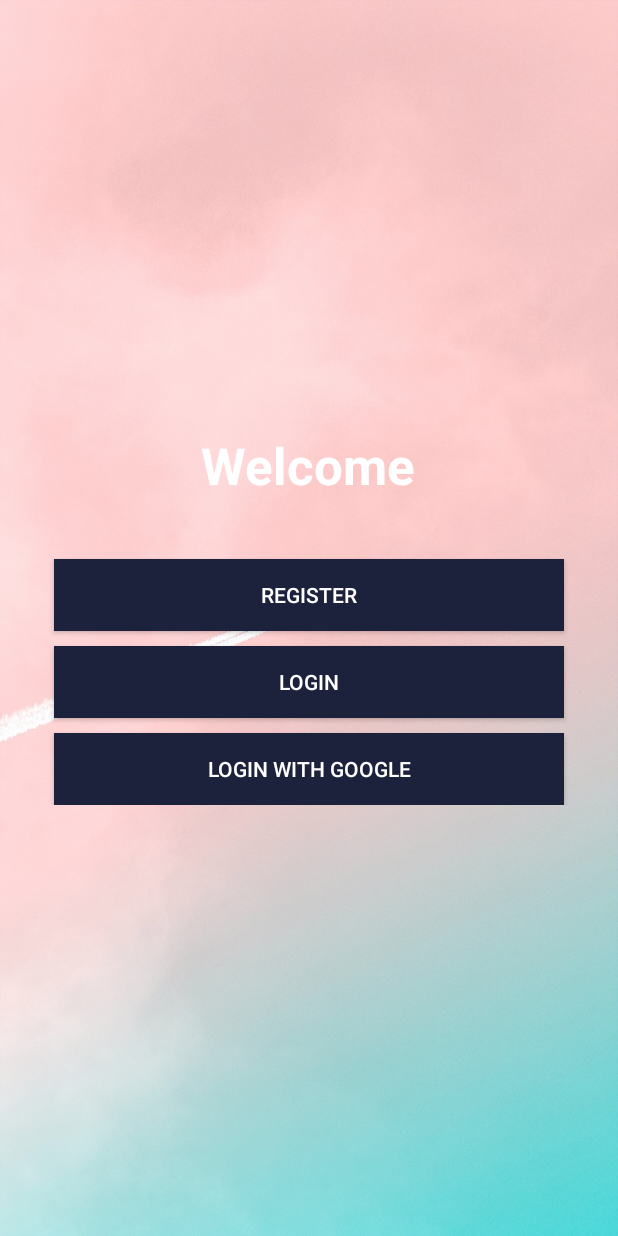
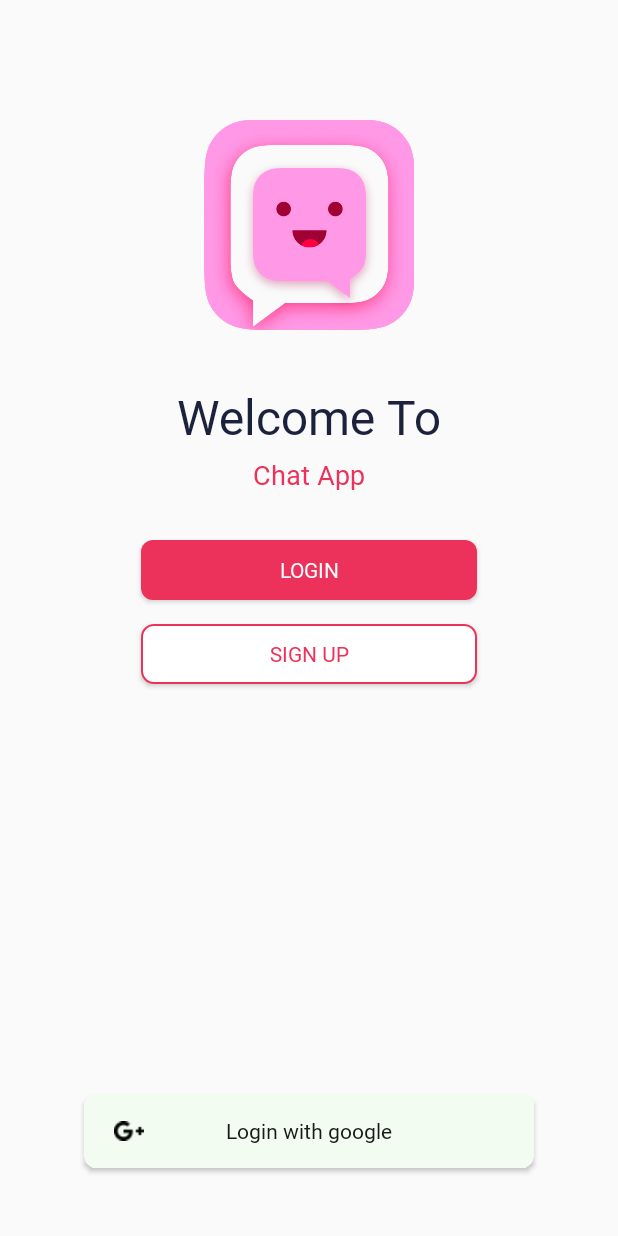
Before and after one commit to Meow-Knight/ChatApp, an Android app: the screen it shows after launch (WelcomeActivity), on a phone screen of 412 x 824 dp. Run offline under Robolectric (Android 15) with nearby library versions, the phone set to English and light mode, and no system bars; our stand-ins replace Firebase (no records; nobody signed in at launch, a user with empty details on screens opened directly).

Commit message:
custom UI welcome activity

```diff
--- a/app/src/main/java/com/lecaoviethuy/messengerapp/WelcomeActivity.kt
+++ b/app/src/main/java/com/lecaoviethuy/messengerapp/WelcomeActivity.kt
@@ -74,6 +74,7 @@ class WelcomeActivity : AppCompatActivity() {
         }
 
         bt_login_google.setOnClickListener {
+            icon_google.visibility = View.GONE
             progress_bar.visibility = View.VISIBLE
             signIn()
         }
@@ -99,6 +100,7 @@ class WelcomeActivity : AppCompatActivity() {
                 isCheckedExistUser = false
                 mUser = FirebaseAuth.getInstance().currentUser
                 progress_bar.visibility = View.GONE
+                icon_google.visibility = View.VISIBLE
                 if (task.isSuccessful) {
                     // check if email already exist (logged with email-password)
                     val mUserId = mUser!!.uid
--- /dev/null
+++ b/app/src/main/res/drawable/background_corner_primary.xml
@@ -0,0 +1,10 @@
+<?xml version="1.0" encoding="utf-8"?>
+<shape xmlns:android="http://schemas.android.com/apk/res/android"
+    android:shape="rectangle">
+
+    <corners
+        android:radius="8dp"/>
+
+    <solid android:color="@color/primary"/>
+
+</shape>
--- /dev/null
+++ b/app/src/main/res/drawable/background_corner_white.xml
@@ -0,0 +1,10 @@
+<?xml version="1.0" encoding="utf-8"?>
+<shape xmlns:android="http://schemas.android.com/apk/res/android"
+    android:shape="rectangle">
+    <stroke android:color="@color/primary"
+        android:width="1dp"/>
+    <corners
+        android:radius="8dp"/>
+
+    <solid android:color="@color/white"/>
+</shape>
--- a/app/src/main/res/layout/activity_welcome.xml
+++ b/app/src/main/res/layout/activity_welcome.xml
@@ -1,73 +1,121 @@
 <?xml version="1.0" encoding="utf-8"?>
-<RelativeLayout xmlns:android="http://schemas.android.com/apk/res/android"
+<androidx.constraintlayout.widget.ConstraintLayout xmlns:android="http://schemas.android.com/apk/res/android"
     xmlns:tools="http://schemas.android.com/tools"
     android:layout_width="match_parent"
     android:layout_height="match_parent"
-    android:background="@drawable/welcome"
+    xmlns:app="http://schemas.android.com/apk/res-auto"
     android:layout_gravity="center"
     tools:context=".WelcomeActivity">
-
-    <LinearLayout
-        android:id="@+id/container_main"
-        android:orientation="vertical"
-        android:gravity="center_horizontal"
-        android:padding="16dp"
-        android:layout_centerInParent="true"
-        android:layout_width="match_parent"
-        android:layout_height="wrap_content">
+    <ImageView
+        android:id="@+id/welcome_icon_app"
+        android:layout_width="140dp"
+        android:layout_height="140dp"
+        android:layout_marginTop="80dp"
+        app:layout_constraintTop_toTopOf="parent"
+        app:layout_constraintEnd_toEndOf="parent"
+        app:layout_constraintStart_toStartOf="parent"
+        android:src="@drawable/icon_app"/>
     <TextView
-            android:textColor="@android:color/white"
-            android:textStyle="bold"
-            android:textSize="34sp"
-            android:text="Welcome"
+        android:id="@+id/tv_welcome_welcome"
         android:layout_width="wrap_content"
-            android:layout_height="wrap_content"/>
-
-        <Button
-            android:id="@+id/bt_register_welcome"
-            android:layout_marginTop="40dp"
-            android:layout_marginStart="20dp"
-            android:layout_marginEnd="20dp"
-            android:layout_width="match_parent"
         android:layout_height="wrap_content"
-            android:text="register"
-            android:background="@color/colorPrimaryDark"
-            android:textColor="@android:color/white"
-            android:textColorHint="@android:color/white"/>
+        android:text="@string/welcome_to"
+        android:textColor="@color/colorPrimaryDark"
+        android:fontFamily="@font/segoe_ui"
+        android:layout_marginTop="256dp"
+        app:layout_constraintStart_toStartOf="parent"
+        app:layout_constraintEnd_toEndOf="parent"
+        app:layout_constraintTop_toTopOf="parent"
+        android:textSize="32sp" />
+    <TextView
+        android:id="@+id/tv_welcome_app_name"
+        android:layout_width="wrap_content"
+        android:layout_height="wrap_content"
+        android:layout_marginTop="304dp"
+        android:fontFamily="@font/segoe_ui"
+        android:text="@string/app_name"
+        android:textColor="@color/primary"
+        android:textSize="18sp"
+        app:layout_constraintStart_toStartOf="parent"
+        app:layout_constraintEnd_toEndOf="parent"
+        app:layout_constraintTop_toTopOf="parent"/>
 
     <Button
         android:id="@+id/bt_login_welcome"
-            android:layout_marginTop="10dp"
+        android:layout_marginTop="360dp"
         android:layout_marginStart="20dp"
         android:layout_marginEnd="20dp"
-            android:layout_width="match_parent"
-            android:layout_height="wrap_content"
-            android:text="Login"
-            android:background="@color/colorPrimaryDark"
+        android:layout_width="224dp"
+        android:layout_height="40dp"
+        android:text="@string/login"
+        android:fontFamily="@font/segoe_ui"
+        android:background="@drawable/background_corner_primary"
         android:textColor="@android:color/white"
-            android:textColorHint="@android:color/white"/>
-
+        android:textColorHint="@android:color/white"
+        app:layout_constraintStart_toStartOf="parent"
+        app:layout_constraintEnd_toEndOf="parent"
+        app:layout_constraintTop_toTopOf="parent"/>
     <Button
-            android:id="@+id/bt_login_google"
-            android:layout_marginTop="10dp"
+        android:id="@+id/bt_register_welcome"
+        android:layout_marginTop="416dp"
         android:layout_marginStart="20dp"
         android:layout_marginEnd="20dp"
+        android:layout_width="224dp"
+        android:layout_height="40dp"
+        android:fontFamily="@font/segoe_ui"
+        android:text="@string/sign_up"
+        android:background="@drawable/background_corner_white"
+        android:textColor="@color/primary"
+        android:textColorHint="@android:color/white"
+        app:layout_constraintStart_toStartOf="parent"
+        app:layout_constraintEnd_toEndOf="parent"
+        app:layout_constraintTop_toTopOf="parent"/>
+
+    <androidx.cardview.widget.CardView
+        android:id="@+id/bt_login_google"
+        android:layout_width="300dp"
+        android:layout_height="50dp"
+        android:layout_marginBottom="45dp"
+        app:cardBackgroundColor="@color/lighterSecondary"
+        app:cardCornerRadius="8dp"
+        app:layout_constraintBottom_toBottomOf="parent"
+        app:layout_constraintEnd_toEndOf="parent"
+        app:layout_constraintStart_toStartOf="parent">
+        <androidx.constraintlayout.widget.ConstraintLayout
             android:layout_width="match_parent"
-            android:layout_height="wrap_content"
-            android:text="Login with google"
-            android:background="@color/colorPrimaryDark"
-            android:textColor="@android:color/white"
-            android:textColorHint="@android:color/white"/>
-    </LinearLayout>
-
+            android:layout_height="match_parent">
             <ProgressBar
                 android:id="@+id/progress_bar"
                 style="?android:attr/progressBarStyle"
-        android:layout_width="73dp"
-        android:layout_height="73dp"
-        android:layout_below="@+id/container_main"
-        android:layout_marginTop="37dp"
+                android:layout_width="20dp"
+                android:layout_height="20dp"
+                android:layout_marginStart="20dp"
                 android:layout_centerInParent="true"
-        android:visibility="gone" />
+                android:visibility="gone"
+                android:indeterminateTint="@color/primary"
+                app:layout_constraintStart_toStartOf="parent"
+                app:layout_constraintTop_toTopOf="parent"
+                app:layout_constraintBottom_toBottomOf="parent"/>
+            <ImageView
+                android:id="@+id/icon_google"
+                android:layout_width="20dp"
+                android:layout_height="20dp"
+                android:layout_marginStart="20dp"
+                android:src="@drawable/icon_google"
+                app:layout_constraintStart_toStartOf="parent"
+                app:layout_constraintTop_toTopOf="parent"
+                app:layout_constraintBottom_toBottomOf="parent"/>
+            <TextView
+                android:layout_width="wrap_content"
+                android:layout_height="wrap_content"
+                android:text="@string/login_with_google"
+                android:textColor="@color/dark"
+                android:fontFamily="@font/segoe_ui"
+                app:layout_constraintTop_toTopOf="parent"
+                app:layout_constraintEnd_toEndOf="parent"
+                app:layout_constraintBottom_toBottomOf="parent"
+                app:layout_constraintStart_toStartOf="parent"/>
+        </androidx.constraintlayout.widget.ConstraintLayout>
+    </androidx.cardview.widget.CardView>
 
-</RelativeLayout>
+</androidx.constraintlayout.widget.ConstraintLayout>
--- a/app/src/main/res/values/strings.xml
+++ b/app/src/main/res/values/strings.xml
@@ -1,17 +1,13 @@
 <resources>
     <string name="app_name">Chat App</string>
     <string name="action_settings">Settings</string>
-    <!-- Strings used for fragments for navigation -->
-    <string name="first_fragment_label">First Fragment</string>
-    <string name="second_fragment_label">Second Fragment</string>
     <string name="next">Next</string>
     <string name="previous">Previous</string>
-
-    <string name="hello_first_fragment">Hello first fragment</string>
-    <string name="hello_second_fragment">Hello second fragment. Arg: %1$s</string>
     <string name="tmp_string">tmp string</string>
-    <!-- TODO: Remove or change this placeholder text -->
     <string name="hello_blank_fragment">Hello blank fragment</string>
     <string name="welcome_to">Welcome To</string>
     <string name="editing_cover_photo"> Editing</string>
+    <string name="login_with_google">Login with google</string>
+    <string name="login">Login</string>
+    <string name="sign_up">Sign up</string>
 </resources>
```
Also changed, not shown: app/src/main/res/drawable/welcome.jpg (deleted). Lines whose indentation alone changed are shown as unchanged.
